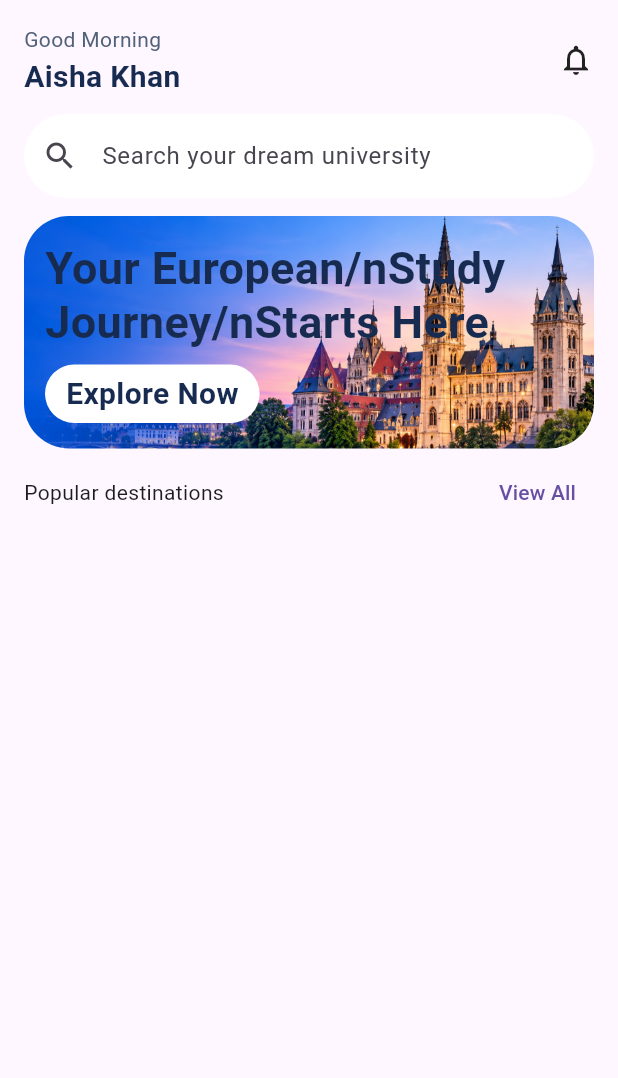
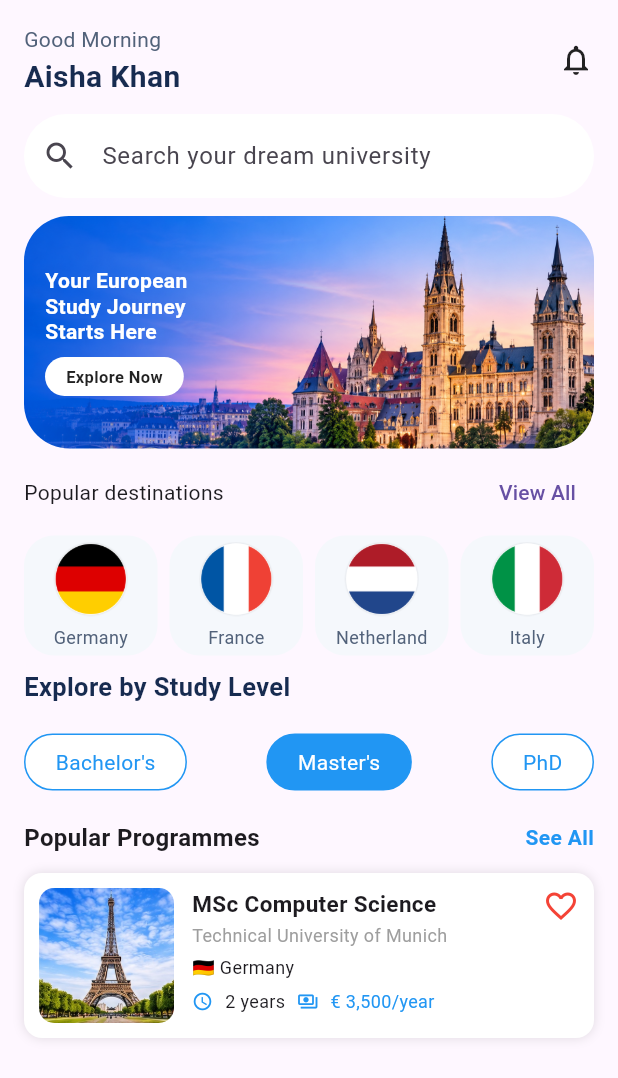
Before and after one commit to sawaira-razmin/studyyora, a Flutter app: the HomeScreen screen opened directly, on a phone screen of 412 x 824 dp. Shown: the top 1078 px of the screen. Run offline on Flutter 3.47's test engine with Material 3 defaults, Android fonts, the phone set to English and light mode, and no system bars.

Commit message:
Add popular destinations and study level sections

```diff
--- a/lib/destination_chips.dart
+++ b/lib/destination_chips.dart
@@ -1,30 +1,48 @@
+
 import 'package:flutter/material.dart';
 import 'package:studyyora/theme/app_colors.dart';
+import 'package:studyyora/theme/app_text_styles.dart';
 
-class DestinationChips  extends StatelessWidget{
+class DestinationChips extends StatelessWidget {
 
-       final String flag;
-       final String country;
+  final String flag;
+  final String country;
 
-      DestinationChips ({
-        required this.flag,
-        required this.country,
-      });
+  const DestinationChips({
+    super.key,
+    required this.flag,
+    required this.country,
+  });
+
   @override
   Widget build(BuildContext context) {
 
     return Container(
-      width: 150,
-      height: 120,
+      width: double.infinity,
+      height: 80,
+
       decoration: BoxDecoration(
         borderRadius: BorderRadius.circular(20),
-        color: AppColors.background
+        color: AppColors.background,
       ),
-      child: Row(
+
+      child: Column(
+        mainAxisAlignment: MainAxisAlignment.center,
+
         children: [
-          Text(flag),
-          SizedBox(height: 5,),
-          Text(country),        ],
+
+          Image.asset(
+            flag,
+            width: 50,
+            height: 50,
+                      ),
+
+          const SizedBox(height: 5),
+
+          Text(country
+          ,style: AppTextStyles.bodySmall,),
+
+        ],
       ),
     );
   }
--- a/lib/screens/home_screen.dart
+++ b/lib/screens/home_screen.dart
@@ -2,10 +2,20 @@
 import 'package:flutter/material.dart';
 import 'package:studyyora/destination_chips.dart';
 import 'package:studyyora/theme/app_text_styles.dart';
+import 'package:studyyora/widget/course_card.dart';
+import 'package:studyyora/widget/level_chips.dart';
 
-class HomeScreen extends StatelessWidget {
+class HomeScreen extends StatefulWidget {
+
   const HomeScreen({super.key});
 
+  @override
+  State<HomeScreen> createState() => _HomeScreenState();
+}
+
+class _HomeScreenState extends State<HomeScreen> {
+   String selectedLevel = "Master's";
+final levels = ["Bachelor's", "Master's", "PhD"];
   @override
   Widget build(BuildContext context) {
     return Scaffold(
@@ -58,8 +68,6 @@ class HomeScreen extends StatelessWidget {
                     borderRadius: BorderRadius.circular(65),
                     borderSide: BorderSide.none,
                   ),
-
-
                 ),
               ),
 
@@ -91,20 +99,26 @@ class HomeScreen extends StatelessWidget {
                         child: Column(
                           crossAxisAlignment: CrossAxisAlignment.start,
                           mainAxisAlignment: MainAxisAlignment.center,
+                          mainAxisSize: MainAxisSize.min,
 
                           children: [
 
                             const Text(
-                "Your European/nStudy Journey/nStarts Here",
-                style: AppTextStyles.display
+                              "Your European\nStudy Journey\nStarts Here",
+                              style: TextStyle(
+                                fontSize: 14,
+                                fontWeight: FontWeight.w700,
+                                color: Colors.white,
+                                height: 1.2,
+                              ),
                             ),
 
-              const SizedBox(height: 10),
+                            const SizedBox(height: 8),
 
                             Container(
                               padding: const EdgeInsets.symmetric(
                                 horizontal: 14,
-                  vertical: 7,
+                                vertical: 5,
                               ),
 
                               decoration: BoxDecoration(
@@ -114,7 +128,11 @@ class HomeScreen extends StatelessWidget {
 
                               child: const Text(
                                 "Explore Now",
-                  style: AppTextStyles.heading1
+                                style: TextStyle(
+                                  fontSize: 11,
+                                  fontWeight: FontWeight.w600,
+                                  color: Colors.black87,
+                                ),
                               ),
                             ),
 
@@ -124,25 +142,124 @@ class HomeScreen extends StatelessWidget {
                     ],
                   ),
                 ),
+              ),
 
-),
-SizedBox(height: 5,)   ,
+              const SizedBox(height: 5),
+
+              // Popular Destinations
               Column(
                 children: [
+
                   Row(
                     mainAxisAlignment: MainAxisAlignment.spaceBetween,
                     children: [
-        Text("Popular destinations"),
-        TextButton(onPressed: (){}, child: Text("View All")),
-      ],
+
+                      const Text("Popular destinations"),
+
+                      TextButton(
+                        onPressed: () {},
+                        child: const Text("View All"),
                       ),
-    SizedBox(height: 5,),
-
 
                     ],
                   ),
 
-            ])))
+                  const SizedBox(height: 5),
+
+                  // Country Flags
+                  Row(
+                    children: [
+
+                      Expanded(
+                        child: DestinationChips(
+                          flag: "assets/images/germany.png",
+                          country: "Germany",
+                        ),
+                      ),
+
+                      const SizedBox(width: 8),
+
+                      Expanded(
+                        child: DestinationChips(
+                          flag: "assets/images/france.png",
+                          country: "France",
+                        ),
+                      ),
+
+                      const SizedBox(width: 8),
+
+                      Expanded(
+                        child: DestinationChips(
+                          flag: "assets/images/netherlands.png",
+                          country: "Netherland",
+                        ),
+                      ),
+
+                      const SizedBox(width: 8),
+
+                      Expanded(
+                        child: DestinationChips(
+                          flag: "assets/images/italy.png",
+                          country: "Italy",
+                        ),
+                      ),
+
+
+                    ],
+
+                  ),
+
+
+// Explore by Study Level
+
+
+                  // Explore by Study Level
+
+],
+
+          ),
+          SizedBox(height: 10,),
+                   const Text(
+  "Explore by Study Level",
+  style: AppTextStyles.heading2,
+),
+SizedBox(height: 20,),
+Row(
+  mainAxisAlignment: MainAxisAlignment.spaceBetween,
+  children: levels.map((level) {
+    return LevelChip(
+      label: level,
+      isSelected: level == selectedLevel,
+      onTap: () => setState(() => selectedLevel = level),
     );
+  }).toList(),
+),
+SizedBox(height: 20,),
+         Row(
+  mainAxisAlignment: MainAxisAlignment.spaceBetween,
+  children: [
+    Text("Popular Programmes",
+        style: TextStyle(fontSize: 16, fontWeight: FontWeight.bold)),
+    Text("See All",
+        style: TextStyle(color: Colors.blue, fontWeight: FontWeight.w600)),
+  ],
+),
+Row(
+  children: [
+    SizedBox(height: 12),
+  ],
+),
+CourseCard(
+  imagePath: "assets/images/homecardimage.jpg",
+  title: "MSc Computer Science",
+  university: "Technical University of Munich",
+  country: "🇩🇪 Germany",
+  duration: "2 years",
+  fee: "€ 3,500/year",
+),
+   ]
+    ),
+      ),
+    ));
   }
 }
--- /dev/null
+++ b/lib/widget/course_card.dart
@@ -0,0 +1,93 @@
+
+import 'package:flutter/material.dart';
+
+class CourseCard extends StatelessWidget {
+  final String imagePath;
+  final String title;
+  final String university;
+  final String country;
+  final String duration;
+  final String fee;
+
+  CourseCard({
+    required this.imagePath,
+    required this.title,
+    required this.university,
+    required this.country,
+    required this.duration,
+    required this.fee,
+  });
+
+  @override
+  Widget build(BuildContext context) {
+    return SizedBox(
+      width: double.infinity,
+      child: Container(
+        padding: EdgeInsets.all(10),
+        decoration: BoxDecoration(
+          color: Colors.white,
+          borderRadius: BorderRadius.circular(12),
+          boxShadow: [
+            BoxShadow(color: Colors.black12, blurRadius: 6),
+          ],
+        ),
+        child: Row(
+          crossAxisAlignment: CrossAxisAlignment.start,
+          children: [
+            ClipRRect(
+              borderRadius: BorderRadius.circular(10),
+              child: Image.asset(
+                imagePath,
+                width: 90,
+                height: 90,
+                fit: BoxFit.cover,
+              ),
+            ),
+            SizedBox(width: 12),
+            Expanded(
+              child: Column(
+                crossAxisAlignment: CrossAxisAlignment.start,
+                children: [
+                  Text(
+                    title,
+                    style: TextStyle(
+                      fontSize: 15,
+                      fontWeight: FontWeight.bold,
+                    ),
+                  ),
+                  SizedBox(height: 2),
+                  Text(
+                    university,
+                    style: TextStyle(fontSize: 12, color: Colors.grey),
+                  ),
+                  SizedBox(height: 4),
+                  Text(country, style: TextStyle(fontSize: 12)),
+                  SizedBox(height: 6),
+                  Wrap(
+                    spacing: 8,
+                    runSpacing: 4,
+                    crossAxisAlignment: WrapCrossAlignment.center,
+                    children: [
+                      Icon(Icons.access_time, size: 14, color: Colors.blue),
+                      Text(duration, style: TextStyle(fontSize: 12)),
+                      Icon(
+                        Icons.payments_outlined,
+                        size: 14,
+                        color: Colors.blue,
+                      ),
+                      Text(
+                        fee,
+                        style: TextStyle(fontSize: 12, color: Colors.blue),
+                      ),
+                    ],
+                  ),
+                ],
+              ),
+            ),
+            Icon(Icons.favorite_border, color: Colors.red),
+          ],
+        ),
+      ),
+    );
+  }
+}
--- /dev/null
+++ b/lib/widget/level_chips.dart
@@ -0,0 +1,33 @@
+import 'package:flutter/material.dart';
+
+class LevelChip extends StatelessWidget {
+  final String label;
+  final bool isSelected;
+  final VoidCallback onTap;
+
+  const LevelChip({
+    super.key,
+    required this.label,
+    required this.isSelected,
+    required this.onTap,
+  });
+
+  @override
+  Widget build(BuildContext context) {
+    return GestureDetector(
+      onTap: onTap,
+      child: Container(
+        padding: const EdgeInsets.symmetric(horizontal: 20, vertical: 8),
+        decoration: BoxDecoration(
+          color: isSelected ? Colors.blue : Colors.white,
+          borderRadius: BorderRadius.circular(20),
+          border: Border.all(color: Colors.blue),
+        ),
+        child: Text(
+          label,
+          style: TextStyle(color: isSelected ? Colors.white : Colors.blue),
+        ),
+      ),
+    );
+  }
+}
```
Also changed, not shown: assets/images/france.png (added), assets/images/germany.png (added), assets/images/homecardimage.jpg (added), assets/images/italy.png (added), assets/images/netherlands.png (added). Lines whose indentation alone changed are shown as unchanged.
